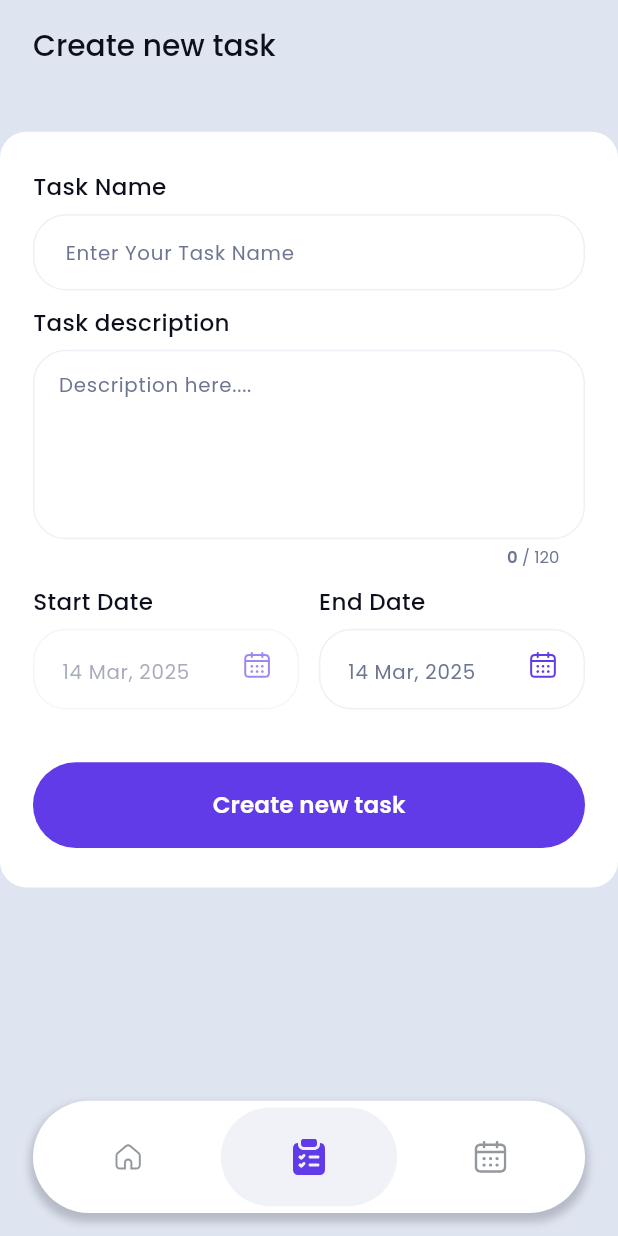
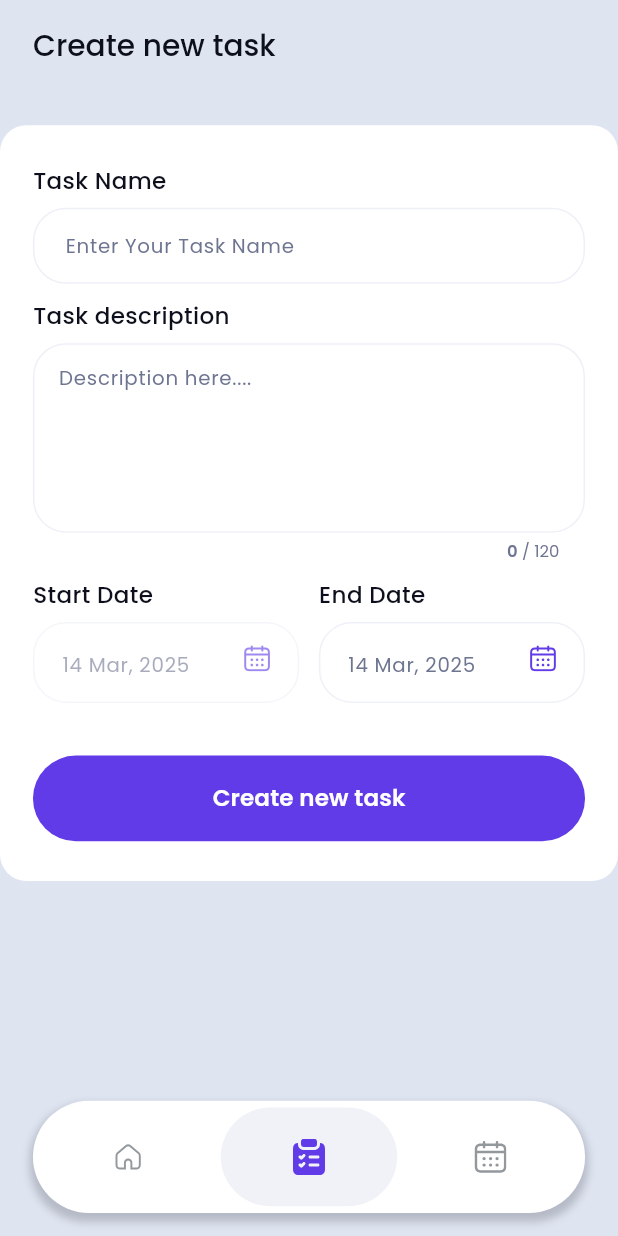
Before and after one commit to shahiduldeowan/flutter_task_management, a Flutter app: the screen it shows after launch, item 2 of the bottom bar chosen, on a phone screen of 412 x 824 dp. Run offline on Flutter 3.47's test engine with Material 3 defaults, Android fonts, the phone set to English and light mode, and no system bars; our stand-ins replace dartz, equatable, flutter_bloc, flutter_svg, get_it, hive and 3 more; accounts and stored records are empty; generated files the repository leaves out were written again.

Commit message:
refactor: replace hardcoded padding with AppSizes constant in CreateNewTaskPage

```diff
--- a/lib/presentation/pages/create_new_task_page.dart
+++ b/lib/presentation/pages/create_new_task_page.dart
@@ -1,5 +1,6 @@
 import "package:flutter/material.dart";
 import "package:flutter_bloc/flutter_bloc.dart";
+import "package:task/core/constants/app_sizes.dart";
 import "package:task/core/di/locator.dart";
 import "package:task/core/extensions/app_size_extension.dart";
 import "package:task/core/utils/app_localization_helper.dart";
@@ -53,7 +54,7 @@ class _CreateNewTaskPageState extends State<CreateNewTaskPage> {
       child: Scaffold(
         appBar: const MyAppBar(),
         body: SingleChildScrollView(
-          padding: EdgeInsets.only(top: 24.h),
+          padding: EdgeInsets.only(top: AppSizes.paddingXL.h),
           child: Form(
             key: _formKey,
             child: BlocConsumer<TaskAddCubit, TaskAddState>(
```
